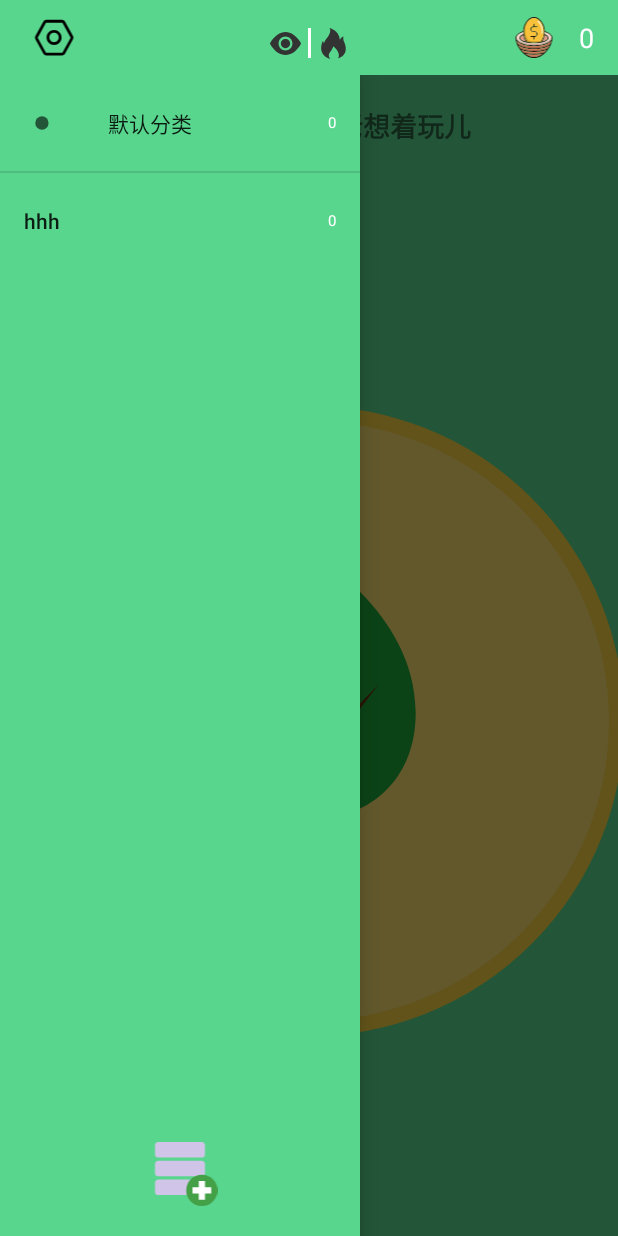
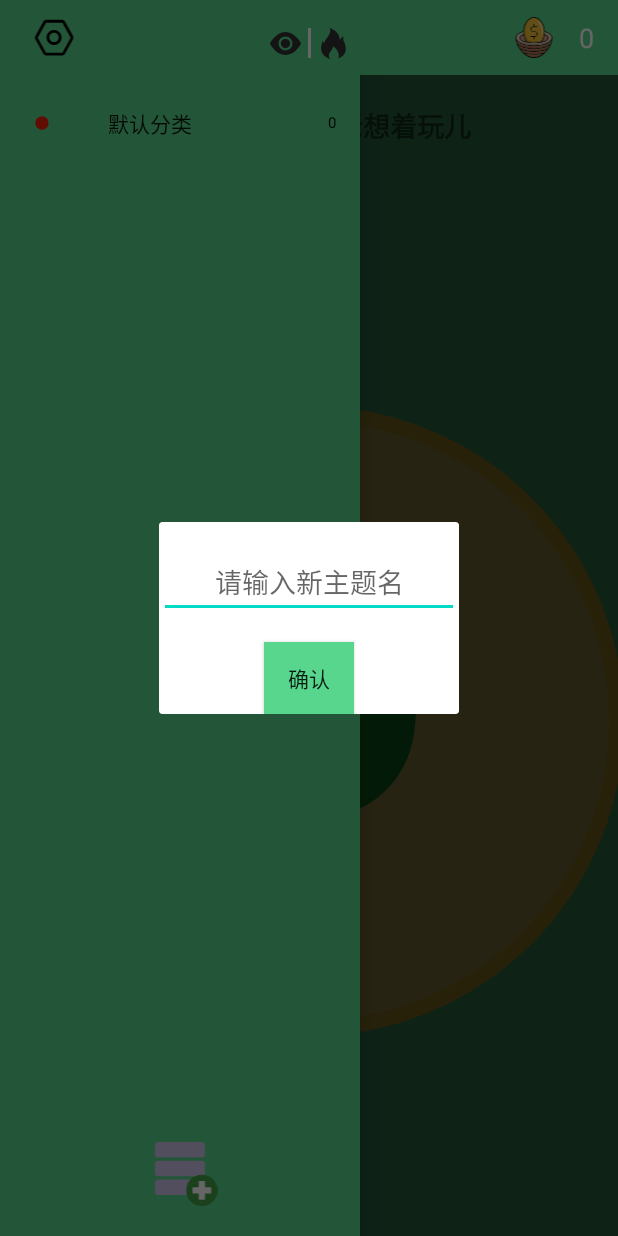
Before and after one commit to faultaddr/Focks, an Android app: the screen it shows after launch (MainActivity), after a tap on an icon or button, on a phone screen of 412 x 824 dp. Run offline under Robolectric (Android 15) with nearby library versions, the phone set to English and light mode, and no system bars; 1 statement that could not run was skipped; 1 other tap on this screen came first.

Commit message:
navigationview 改变颜色、改变图标
N/A

navigationview 改变颜色、改变图标

Signed-off-by: 潘云逸 <panyunyi@meituan.com>

```diff
--- a/app/src/main/java/cn/panyunyi/focks/ui/activity/MainActivity.java
+++ b/app/src/main/java/cn/panyunyi/focks/ui/activity/MainActivity.java
@@ -3,28 +3,21 @@ package cn.panyunyi.focks.ui.activity;
 import androidx.annotation.NonNull;
 import androidx.annotation.RequiresApi;
 import androidx.appcompat.app.AppCompatActivity;
+import androidx.appcompat.view.menu.MenuItemImpl;
 import androidx.core.app.ActivityCompat;
 import androidx.core.content.ContextCompat;
 import androidx.drawerlayout.widget.DrawerLayout;
-import androidx.fragment.app.DialogFragment;
-import androidx.fragment.app.FragmentManager;
-import androidx.fragment.app.FragmentTransaction;
 
 import android.Manifest;
 import android.annotation.SuppressLint;
 import android.annotation.TargetApi;
 import android.app.AppOpsManager;
-import android.app.Dialog;
-import android.app.Service;
-import android.app.usage.UsageStats;
-import android.app.usage.UsageStatsManager;
 import android.content.ComponentName;
 import android.content.Context;
 import android.content.Intent;
-import android.content.IntentFilter;
 import android.content.ServiceConnection;
+import android.content.SharedPreferences;
 import android.content.pm.PackageManager;
-import android.os.Binder;
 import android.os.Build;
 import android.os.Bundle;
 import android.os.CountDownTimer;
@@ -44,27 +37,17 @@ import android.widget.ImageView;
 import android.widget.TextView;
 import android.widget.Toast;
 
-import com.google.android.material.internal.NavigationMenuItemView;
 import com.google.android.material.navigation.NavigationView;
 
-import java.lang.reflect.Field;
 import java.text.DecimalFormat;
-import java.util.Iterator;
-import java.util.List;
-import java.util.NavigableSet;
-import java.util.TreeMap;
-
-import javax.security.auth.login.LoginException;
 
 import cn.panyunyi.focks.R;
 import cn.panyunyi.focks.service.GetAppStateService;
 import cn.panyunyi.focks.ui.custom.CircleRotate;
+import cn.panyunyi.focks.ui.fragment.EditMenuFragment;
 import cn.panyunyi.focks.ui.fragment.FinishDialogFragment;
-import cn.panyunyi.focks.utils.CheckApp;
 import cn.panyunyi.focks.utils.ScreenObserver;
 import cn.panyunyi.focks.utils.StatusBarUtils;
-
-import static android.app.Service.START_STICKY;
 
 public class MainActivity extends AppCompatActivity implements CircleRotate.RadiusListener, View.OnClickListener {
 
@@ -76,15 +59,16 @@ public class MainActivity extends AppCompatActivity implements CircleRotate.Radi
     NavigationView navigationView;
     DrawerLayout drawerLayout;
     ImageView menuAddBtn;
+    TextView mainMark;
     double radius;
     int displayTime;
     CountDownTimer timer;
     ScreenObserver observer;
     GetAppStateService.MyBinder binder;
-    public static boolean isAlwaysForeGround=true;
+    public static boolean isAlwaysForeGround = true;
     FinishDialogFragment fragment;
-    FragmentTransaction transaction;
-
+    EditMenuFragment editFragment;
+    SharedPreferences sp;
     ServiceConnection connection = new ServiceConnection() {
         @Override
         public void onServiceConnected(ComponentName name, IBinder service) {
@@ -99,6 +83,7 @@ public class MainActivity extends AppCompatActivity implements CircleRotate.Radi
         }
     };
     View.OnTouchListener listener = new View.OnTouchListener() {
+        @SuppressLint("ClickableViewAccessibility")
         @Override
         public boolean onTouch(View v, MotionEvent event) {
             return true;
@@ -107,7 +92,7 @@ public class MainActivity extends AppCompatActivity implements CircleRotate.Radi
     @SuppressLint("HandlerLeak")
     private Handler mHandler = new Handler() {
 
-        @SuppressLint("SetTextI18n")
+        @SuppressLint({"SetTextI18n", "ClickableViewAccessibility"})
         @Override
         public void handleMessage(@NonNull Message msg) {
             super.handleMessage(msg);
@@ -132,40 +117,46 @@ public class MainActivity extends AppCompatActivity implements CircleRotate.Radi
 
                     clockView.x = (int) (Math.cos((float) ((clockView.totalRadius - 90) / 360.0) * 2 * Math.PI) * clockView.rawRadius) + 500;
                     clockView.y = (int) (Math.sin((float) ((clockView.totalRadius - 90) / 360.0) * 2 * Math.PI) * clockView.rawRadius) + 500;
-                    //Log.e(">>>",clockView.x+"----"+clockView.y);
                     clockView.invalidate();
                     break;
                 case 2:
                     clockView.setOnTouchListener(null);
                     timer.cancel();
                     textView.setText("10:00");
-                    clockView.drawable=getResources().getDrawable(R.drawable.ic_tree);
+                    clockView.drawable = getResources().getDrawable(R.drawable.ic_tree);
                     clockView.changeData(0, 500, 200);
                     clockView.invalidate();
                     mFuncButton.setText("开始");
                     break;
                 case 3:
-                    Log.e("finish","finish");
-                    fragment=new FinishDialogFragment();
-                    fragment.show(getSupportFragmentManager(),"FinishDialog");
-                    Menu menu=navigationView.getMenu();
-                    View v=menu.getItem(0).getActionView();
-                    TextView view=(TextView)v.findViewById(R.id.msg_bg);
-                    DecimalFormat decimalFormat=new DecimalFormat("0.00");//构造方法的字符格式这里如果小数不足2位,会以0补足.
+                    Log.e("finish", "finish");
+                    fragment = new FinishDialogFragment();
+                    fragment.show(getSupportFragmentManager(), "FinishDialog");
+                    Menu menu = navigationView.getMenu();
+                    View v = menu.getItem(0).getActionView();
+                    TextView view = (TextView) v.findViewById(R.id.msg_bg);
+                    DecimalFormat decimalFormat = new DecimalFormat("0.00");//构造方法的字符格式这里如果小数不足2位,会以0补足.
+                    float totalHours = (float) (Integer.parseInt(view.getText().toString()) + displayTime / 60.0);
+                    String formatHours = decimalFormat.format(totalHours);//format 返回的是字符串
+                    view.setText(formatHours);
+                    float marks = (float) (Integer.parseInt(mainMark.getText().toString()) + displayTime / 60.0);
+                    String formatMarks = decimalFormat.format(marks);
+                    mainMark.setText(formatMarks);
+                    break;
+                case 4:
 
-                    float totalHours= (float) (Integer.parseInt(view.getText().toString())+displayTime/60.0);
-                    String formatHours=decimalFormat.format(totalHours);//format 返回的是字符串
-                    view.setText(formatHours);
                     break;
+
             }
         }
     };
 
 
+    @RequiresApi(api = Build.VERSION_CODES.LOLLIPOP)
     @Override
     protected void onCreate(Bundle savedInstanceState) {
         super.onCreate(savedInstanceState);
-        Log.e("onCreate","create");
+        Log.e("onCreate", "create");
         supportRequestWindowFeature(Window.FEATURE_NO_TITLE);
         StatusBarUtils.setWindowStatusBarColor(this, R.color.main_color);
 
@@ -173,19 +164,12 @@ public class MainActivity extends AppCompatActivity implements CircleRotate.Radi
 
         checkUsagePermission();
         initView();
+        initTools();
 
     }
 
-    private void initView() {
-        hintTextView = findViewById(R.id.main_hint);
-        textView = findViewById(R.id.main_time);
-        clockView = findViewById(R.id.main_clock);
-        mFuncButton = findViewById(R.id.main_func_btn);
-        settingButton=findViewById(R.id.setting_btn);
-        drawerLayout=findViewById(R.id.drawer_layout);
-        navigationView=findViewById(R.id.navigation_view);
-        menuAddBtn=findViewById(R.id.menu_add_button);
-
+    private void initTools() {
+        sp = getPreferences(MODE_PRIVATE);
         observer = new ScreenObserver(this);
         observer.startObserver(new ScreenObserver.ScreenStateListener() {
             @Override
@@ -204,7 +188,28 @@ public class MainActivity extends AppCompatActivity implements CircleRotate.Radi
 
             }
         });
+    }
 
+    private void initView() {
+        hintTextView = findViewById(R.id.main_hint);
+        textView = findViewById(R.id.main_time);
+        clockView = findViewById(R.id.main_clock);
+        mFuncButton = findViewById(R.id.main_func_btn);
+        settingButton = findViewById(R.id.setting_btn);
+        drawerLayout = findViewById(R.id.drawer_layout);
+        navigationView = findViewById(R.id.navigation_view);
+        menuAddBtn = findViewById(R.id.menu_add_button);
+        mainMark = findViewById(R.id.main_marks);
+
+        navigationView.setItemIconTintList(null);
+        navigationView.setCheckedItem();
+        navigationView.setNavigationItemSelectedListener(new NavigationView.OnNavigationItemSelectedListener() {
+            @Override
+            public boolean onNavigationItemSelected(@NonNull MenuItem menuItem) {
+                Log.i(">>>>", String.valueOf(menuItem.getTitle()));
+                return true;
+            }
+        });
         clockView.setRadiusChangeListener(new CircleRotate.RadiusListener() {
             @Override
             public void onRadiusChangeListener(double radius) {
@@ -221,39 +226,7 @@ public class MainActivity extends AppCompatActivity implements CircleRotate.Radi
                 }
             }
         });
-        mFuncButton.setOnClickListener(new View.OnClickListener() {
-            @RequiresApi(api = Build.VERSION_CODES.LOLLIPOP)
-            @Override
-            public void onClick(View v) {
-                if (((Button) v).getText().equals("开始")) {
-                    Intent intent = new Intent(MainActivity.this, GetAppStateService.class);
-                    startService(intent);
-                    hintTextView.setText("请好好学习，别玩手机");
-                    clockView.drawable = getDrawable(R.drawable.ic_femail);
-                    timer = new CountDownTimer((long) (displayTime * 10 * 100), 1000) {
-                        @Override
-                        public void onTick(long millisUntilFinished) {
-                            Message msg = new Message();
-                            msg.what = 1;
-                            msg.arg1 = (int) (millisUntilFinished / 60000);
-                            msg.arg2 = (int) ((millisUntilFinished % 60000) / 1000);
-                            mHandler.sendMessage(msg);
-                        }
-
-                        @Override
-                        public void onFinish() {
-                            Message msg=new Message();
-                            msg.what=3;
-                            mHandler.sendMessage(msg);
-                        }
-                    }.start();
-                } else {
-                    Message msg = new Message();
-                    msg.what = 2;
-                    mHandler.sendMessage(msg);
-                }
-            }
-        });
+        mFuncButton.setOnClickListener(this);
         settingButton.setOnClickListener(this);
         menuAddBtn.setOnClickListener(this);
     }
@@ -261,7 +234,7 @@ public class MainActivity extends AppCompatActivity implements CircleRotate.Radi
     @Override
     protected void onStart() {
         super.onStart();
-        Log.e("onStart","start");
+        Log.e("onStart", "start");
     }
 
     @Override
@@ -271,6 +244,7 @@ public class MainActivity extends AppCompatActivity implements CircleRotate.Radi
         observer.shutdownObserver();
     }
 
+    @SuppressLint("SetTextI18n")
     @RequiresApi(api = Build.VERSION_CODES.LOLLIPOP)
     @Override
     protected void onResume() {
@@ -278,21 +252,22 @@ public class MainActivity extends AppCompatActivity implements CircleRotate.Radi
 
         Intent intent = new Intent(this, GetAppStateService.class);
         bindService(intent, connection, Context.BIND_IMPORTANT);
-        Log.e("onResume","resume");
-        if(!isAlwaysForeGround) {
+        Log.e("onResume", "resume");
+        if (!isAlwaysForeGround) {
             if (mFuncButton.getText() == "取消") {
-                hintTextView.setText("对不起你失败了，该人已变猪");
+                hintTextView.setText(R.string.person_change_2_pig);
                 timer.cancel();
                 stopService(intent);
-                mFuncButton.setText("开始");
+                mFuncButton.setText(R.string.start);
                 clockView.changeData(0, 500, 200);
-                textView.setText("10:00");
+                textView.setText(R.string.ten_o_clock);
                 clockView.drawable = getDrawable(R.drawable.ic_pig);
                 clockView.invalidate();
             }
         }
 
     }
+
     /**
      * 注册权限申请回调
      *
@@ -301,30 +276,19 @@ public class MainActivity extends AppCompatActivity implements CircleRotate.Radi
      * @param grantResults 结果
      */
     @Override
-    public void onRequestPermissionsResult(int requestCode, String[] permissions, int[] grantResults) {
-        switch (requestCode) {
-            case 0:
-                if (grantResults[0] == PackageManager.PERMISSION_GRANTED) {
-                    ;
-                } else {
-                    // Permission Denied
-                    Toast.makeText(MainActivity.this, "CALL_PHONE Denied", Toast.LENGTH_SHORT).show();
-                }
-                break;
-            default:
-                super.onRequestPermissionsResult(requestCode, permissions, grantResults);
-                break;
+    public void onRequestPermissionsResult(int requestCode, @NonNull String[] permissions, @NonNull int[] grantResults) {
+        if (requestCode == 0) {
+            if (grantResults[0] != PackageManager.PERMISSION_GRANTED) {
+                // Permission Denied
+                Toast.makeText(MainActivity.this, "CALL_PHONE Denied", Toast.LENGTH_SHORT).show();
+            }
+        } else {
+            super.onRequestPermissionsResult(requestCode, permissions, grantResults);
         }
 
     }
 
-    /*
-     * android 6.0+
-     * 相机权限需要动态获取
-     *
-     *
-     *
-     * */
+    //预留动态权限申请
     private int requestPermission() {
         //判断Android版本是否大于23
         if (Build.VERSION.SDK_INT >= Build.VERSION_CODES.M) {
@@ -344,24 +308,27 @@ public class MainActivity extends AppCompatActivity implements CircleRotate.Radi
         }
 
     }
+
     @Override
     public void onRadiusChangeListener(double radius) {
 
     }
-    private boolean checkUsagePermission() {
+
+    @RequiresApi(api = Build.VERSION_CODES.LOLLIPOP)
+    private void checkUsagePermission() {
         if (android.os.Build.VERSION.SDK_INT >= android.os.Build.VERSION_CODES.KITKAT) {
             AppOpsManager appOps = (AppOpsManager) getSystemService(Context.APP_OPS_SERVICE);
             int mode = 0;
+            assert appOps != null;
             mode = appOps.checkOpNoThrow("android:get_usage_stats", android.os.Process.myUid(), getPackageName());
             boolean granted = mode == AppOpsManager.MODE_ALLOWED;
             if (!granted) {
                 Intent intent = new Intent(Settings.ACTION_USAGE_ACCESS_SETTINGS);
                 startActivityForResult(intent, 1);
-                return false;
             }
         }
-        return true;
     }
+
     @TargetApi(Build.VERSION_CODES.M)
     @Override
     protected void onActivityResult(int requestCode, int resultCode, Intent data) {
@@ -369,6 +336,7 @@ public class MainActivity extends AppCompatActivity implements CircleRotate.Radi
         if (requestCode == 1) {
             AppOpsManager appOps = (AppOpsManager) getSystemService(Context.APP_OPS_SERVICE);
             int mode = 0;
+            assert appOps != null;
             mode = appOps.checkOpNoThrow("android:get_usage_stats", android.os.Process.myUid(), getPackageName());
             boolean granted = mode == AppOpsManager.MODE_ALLOWED;
             if (!granted) {
@@ -380,12 +348,53 @@ public class MainActivity extends AppCompatActivity implements CircleRotate.Radi
     @SuppressLint("RtlHardcoded")
     @Override
     public void onClick(View v) {
-        switch (v.getId()){
+        switch (v.getId()) {
             case R.id.setting_btn:
                 drawerLayout.openDrawer(Gravity.LEFT);
                 break;
             case R.id.menu_add_button:
-                navigationView.getMenu().add(1,1,1,"hhh").setActionView(R.layout.base_hint);
+                editFragment = new EditMenuFragment();
+                editFragment.show(getSupportFragmentManager(), "EditDialog");
+                editFragment.setToActivityListener(new EditMenuFragment.MenuListener() {
+                    @Override
+                    public void sendContent(String info) {
+                        int sizeId = navigationView.getMenu().size();
+                        navigationView.getMenu().add(1, sizeId+1, 1, info).setActionView(R.layout.base_hint);
+                        navigationView.getMenu().findItem(sizeId+1).setIcon(R.drawable.ic_red_point);
+                    }
+                });
+                break;
+            case R.id.main_func_btn:
+                if (((Button) v).getText().equals("开始")) {
+                    Intent intent = new Intent(MainActivity.this, GetAppStateService.class);
+                    startService(intent);
+                    hintTextView.setText("请好好学习，别玩手机");
+                    clockView.drawable = getResources().getDrawable(R.drawable.ic_femail);
+                    timer = new CountDownTimer((long) (displayTime * 10 * 100), 1000) {
+                        @Override
+                        public void onTick(long millisUntilFinished) {
+                            Message msg = new Message();
+                            msg.what = 1;
+                            msg.arg1 = (int) (millisUntilFinished / 60000);
+                            msg.arg2 = (int) ((millisUntilFinished % 60000) / 1000);
+                            mHandler.sendMessage(msg);
+                        }
+
+                        @Override
+                        public void onFinish() {
+                            Message msg = new Message();
+                            msg.what = 3;
+                            mHandler.sendMessage(msg);
+                        }
+                    }.start();
+                } else {
+                    Message msg = new Message();
+                    msg.what = 2;
+                    mHandler.sendMessage(msg);
+                }
+                break;
         }
     }
+
+
 }
--- /dev/null
+++ b/app/src/main/java/cn/panyunyi/focks/ui/fragment/EditMenuFragment.java
@@ -0,0 +1,51 @@
+package cn.panyunyi.focks.ui.fragment;
+
+import android.os.Bundle;
+import android.util.Log;
+import android.view.LayoutInflater;
+import android.view.View;
+import android.view.ViewGroup;
+import android.widget.Button;
+import android.widget.EditText;
+import android.widget.TextView;
+
+import androidx.fragment.app.DialogFragment;
+
+import cn.panyunyi.focks.R;
+
+public class EditMenuFragment extends DialogFragment {
+    public String menuTitle;
+    private MenuListener listener;
+
+    public static EditMenuFragment newInstance() {
+        return new EditMenuFragment();
+    }
+
+    @Override
+    public void onCreate(Bundle savedInstanceState) {
+        super.onCreate(savedInstanceState);
+
+    }
+
+    @Override
+    public View onCreateView(LayoutInflater inflater, ViewGroup container,
+                             Bundle savedInstanceState) {
+        // Inflate the layout for this fragment
+        View v = LayoutInflater.from(getActivity()).inflate(R.layout.fragment_edit_menu, null);
+        Button btn = v.findViewById(R.id.edit_btn);
+        btn.setOnClickListener(new View.OnClickListener() {
+            @Override
+            public void onClick(View v) {
+                Log.i(">>>", (listener == null) + "");
+                listener.sendContent(((EditText) (v.getRootView().findViewById(R.id.edit_menu))).getText().toString());
+            }
+        });
+        return v;
+    }
+    public void setToActivityListener(MenuListener listener){
+        this.listener = listener;
+    }
+    public interface MenuListener {
+        void sendContent(String info);
+    }
+}
--- a/app/src/main/res/layout/activity_main.xml
+++ b/app/src/main/res/layout/activity_main.xml
@@ -54,13 +54,14 @@
         </RelativeLayout>
 
         <RelativeLayout
-            android:layout_width="60dp"
-            android:layout_height="30dp"
+            android:layout_width="wrap_content"
+            android:layout_height="wrap_content"
             android:layout_gravity="right"
             android:layout_marginRight="16dp"
             >
 
             <ImageView
+                android:id="@+id/main_marks_img"
                 android:layout_width="40dp"
                 android:layout_height="30dp"
                 android:layout_centerVertical="true"
@@ -68,13 +69,14 @@
                 android:src="@drawable/main_dandan" />
 
             <TextView
+                android:id="@+id/main_marks"
                 android:layout_width="wrap_content"
                 android:layout_height="30dp"
                 android:text="0"
+                android:layout_toRightOf="@id/main_marks_img"
                 android:textColor="#FFFFFF"
                 android:gravity="center"
                 android:textSize="18sp"
-                android:layout_alignParentRight="true"
                 />
         </RelativeLayout>
     </Toolbar>
--- a/app/src/main/res/layout/base_hint.xml
+++ b/app/src/main/res/layout/base_hint.xml
@@ -10,9 +10,8 @@
         android:id="@+id/msg_bg"
         android:layout_width="wrap_content"
         android:layout_height="match_parent"
-        android:background="@color/main_color"
         android:gravity="center"
         android:text="0"
-        android:textColor="@android:color/white"
+        android:textColor="@android:color/black"
         android:textSize="10sp"/>
 </LinearLayout>
--- /dev/null
+++ b/app/src/main/res/layout/fragment_edit_menu.xml
@@ -0,0 +1,35 @@
+<?xml version="1.0" encoding="utf-8"?>
+<FrameLayout xmlns:android="http://schemas.android.com/apk/res/android"
+    xmlns:tools="http://schemas.android.com/tools"
+    android:layout_width="300dp"
+    android:layout_height="wrap_content"
+    android:layout_marginTop="200dp"
+    tools:context=".ui.fragment.EditMenuFragment"
+    android:layout_marginLeft="60dp">
+
+
+    <RelativeLayout
+        android:layout_marginTop="16dp"
+        android:layout_width="match_parent"
+        android:layout_height="match_parent">
+        <EditText
+            android:id="@+id/edit_menu"
+            android:layout_width="200dp"
+            android:layout_height="wrap_content"
+            android:gravity="center"
+            android:hint="@string/input_menu"
+            android:layout_centerHorizontal="true"
+            />
+        <Button
+            android:id="@+id/edit_btn"
+            android:layout_width="60dp"
+            android:layout_height="wrap_content"
+            android:layout_marginTop="16dp"
+            android:layout_below="@id/edit_menu"
+            android:layout_centerHorizontal="true"
+            android:background="@color/main_color"
+            android:text="@string/input_confirm"
+            />
+    </RelativeLayout>
+
+</FrameLayout>
--- a/app/src/main/res/values/strings.xml
+++ b/app/src/main/res/values/strings.xml
@@ -6,4 +6,9 @@
     <!-- TODO: Remove or change this placeholder text -->
     <string name="hello_blank_fragment">Hello blank fragment</string>
     <string name="default_menu_item">默认分类</string>
+    <string name="input_menu">请输入新主题名</string>
+    <string name="input_confirm">确认</string>
+    <string name="person_change_2_pig">对不起你失败了，该人已变猪</string>
+    <string name="start">开始</string>
+    <string name="ten_o_clock">10:00</string>
 </resources>
```
